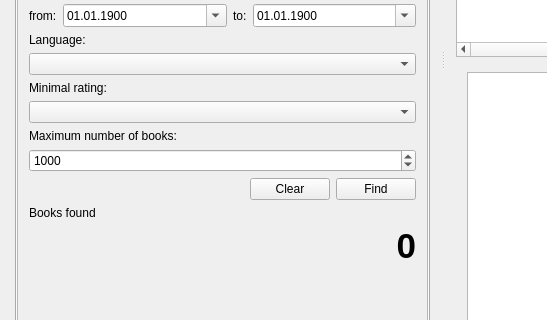
Old version of the form src/mainwindow.ui in the repository petrovvlad/freeLib; both pictures show x 0 to 547 and y 315 to 635 of the 1297 by 733 pixel window.
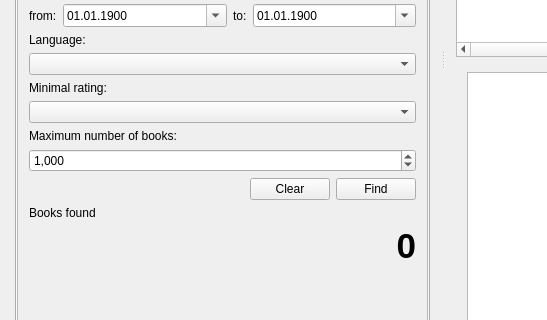
New version of the form. Icons and pictures are not drawn. Custom widgets are drawn as their Qt base class.

Commit message: feat: save search query

```diff
--- a/src/mainwindow.ui
+++ b/src/mainwindow.ui
@@ -464,6 +464,9 @@
                 </item>
                 <item>
                  <widget class="QSpinBox" name="maxBooks">
+                  <property name="showGroupSeparator" stdset="0">
+                   <bool>true</bool>
+                  </property>
                   <property name="minimum">
                    <number>0</number>
                   </property>
```
The commit also changes 2 other files.
